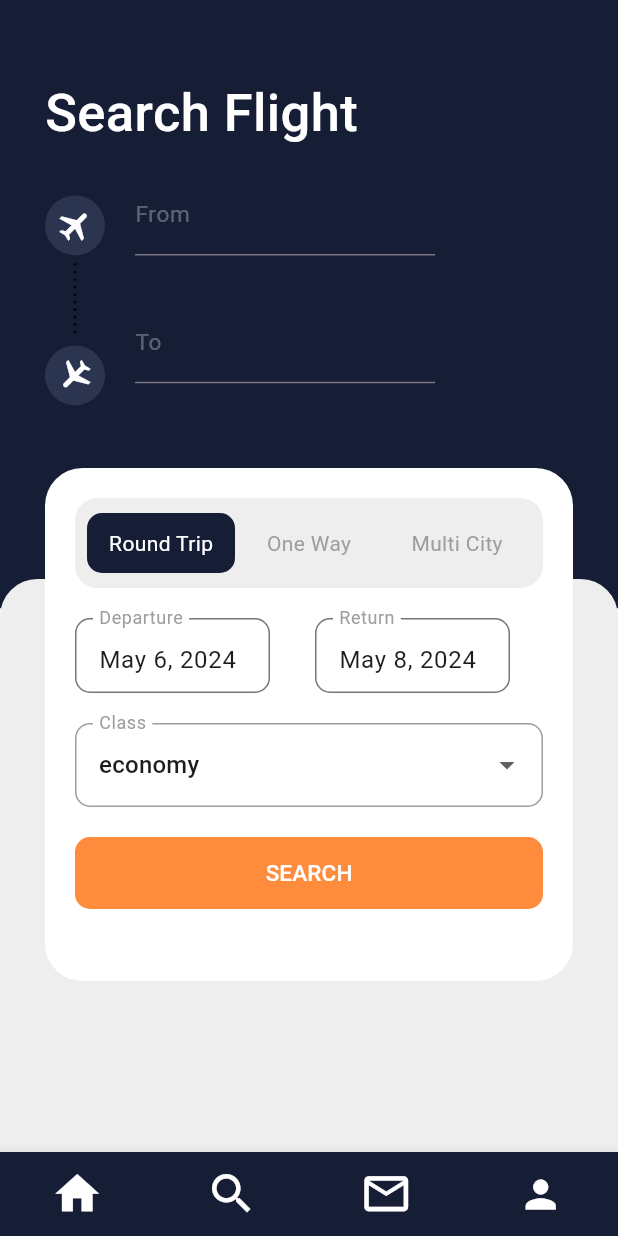
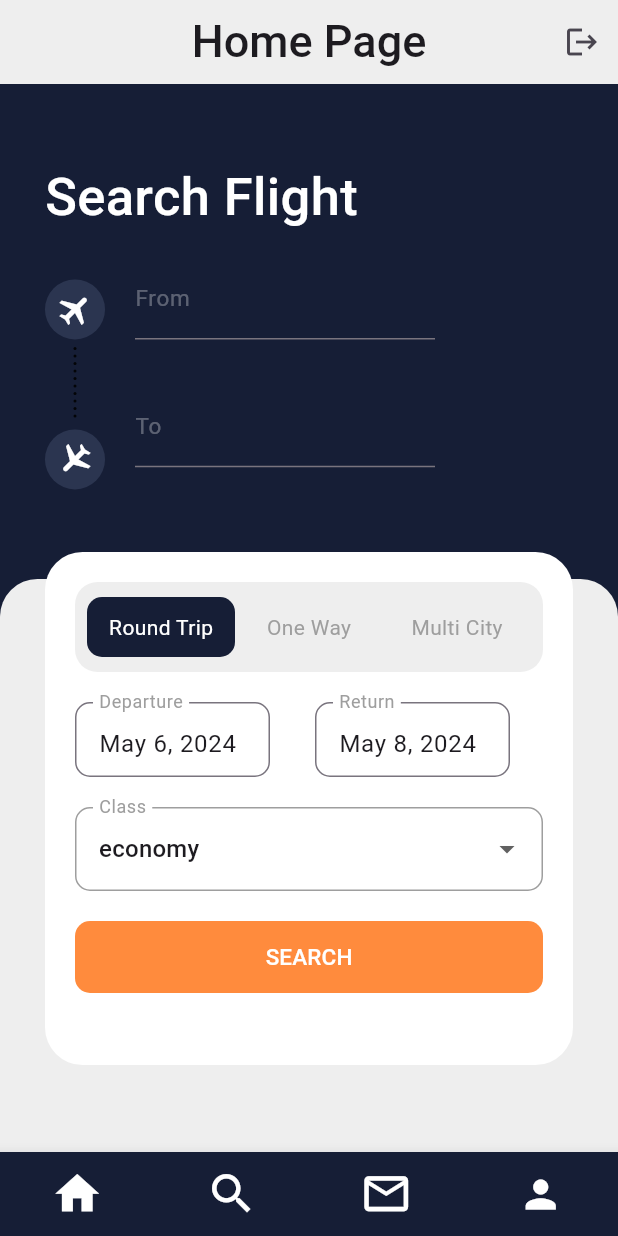
Before and after one commit to xmaherr/air_plane_mobile_app, a Flutter app: the HomeScreenLayout screen opened directly, on a phone screen of 412 x 824 dp. Run offline on Flutter 3.47's test engine with Material 3 defaults, Android fonts, the phone set to English and light mode, and no system bars; our stand-ins replace firebase_auth, firebase_core; missing offline and left inert: dart:js; accounts and stored records are empty.

Commit message:
last updates

```diff
--- a/lib/layout/home_layout.dart
+++ b/lib/layout/home_layout.dart
@@ -1,4 +1,6 @@
 import 'dart:math';
+import 'package:firebase_auth/firebase_auth.dart';
+import 'package:firebase_core/firebase_core.dart';
 import 'package:flutter/material.dart';
 import 'package:intl/intl.dart';
 
@@ -40,10 +42,31 @@ class _HomeScreenLayoutState extends State<HomeScreenLayout> {
 
   @override
   Widget build(BuildContext context) {
-    double theHight = !isFocused
+    double theHeight = !isFocused
         ? (MediaQuery.of(context).size.height / 2) - 30
         : (MediaQuery.of(context).size.height / 2) - 150;
     return Scaffold(
+      appBar: AppBar(
+        backgroundColor: const Color(0xFFEEEEEE),
+        title: const Text(
+          'Home Page',
+          style: TextStyle(
+            fontWeight: FontWeight.w500,
+            fontSize: 30,
+          ),
+        ),
+        centerTitle: true,
+        actions: [
+          IconButton(
+            onPressed: () async {
+              await FirebaseAuth.instance.signOut();
+              Navigator.of(context)
+                  .pushNamedAndRemoveUntil('login', (route) => false);
+            },
+            icon: const Icon(Icons.logout),
+          ),
+        ],
+      ),
       body: Stack(
         children: [
           Positioned(
@@ -193,7 +216,7 @@ class _HomeScreenLayoutState extends State<HomeScreenLayout> {
             left: 0,
             right: 0,
             child: Container(
-              height: theHight,
+              height: theHeight,
               decoration: const BoxDecoration(
                 borderRadius: BorderRadius.only(
                   topLeft: Radius.circular(25),
```
Also changed, not shown: lib/layout/register_screen_layout.dart (+8 -0 lines), lib/main.dart (+11 -2 lines).
